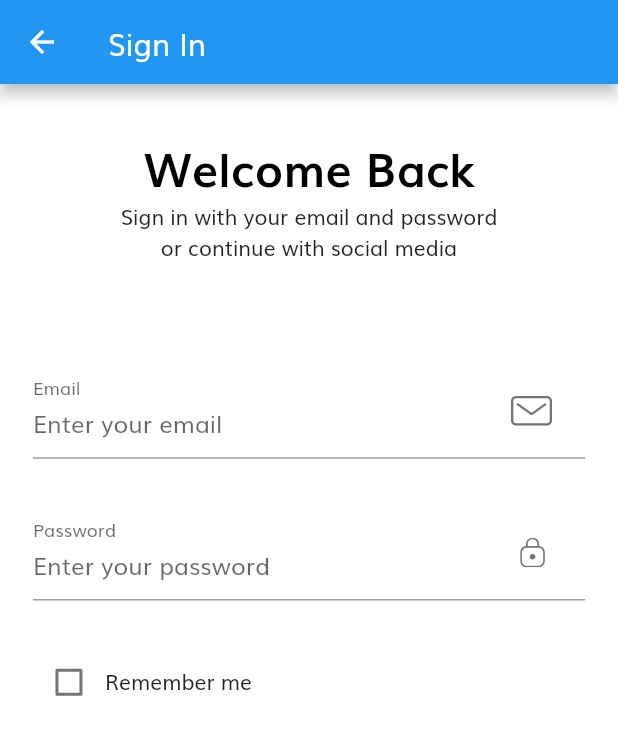
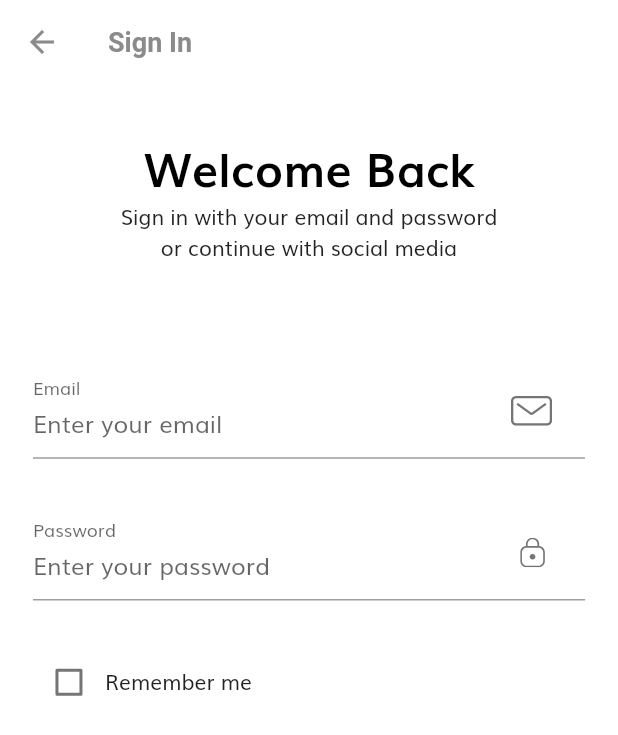
Before and after one commit to i0li0/clone_e_commmerce, a Flutter app: the screen it shows after launch, after a tap on "Continue", on a phone screen of 412 x 824 dp. Shown: the top 735 px of the screen. Run offline on Flutter 3.47's test engine with Material 2 defaults, Android fonts, the phone set to English and light mode, and no system bars; our stand-ins replace flutter_svg.

Commit message:
change theme

```diff
--- a/lib/theme.dart
+++ b/lib/theme.dart
@@ -6,10 +6,26 @@ ThemeData theme() {
   return ThemeData(
     scaffoldBackgroundColor: Colors.white,
     fontFamily: "muli",
-    appBarTheme: const AppBarTheme(),
+    appBarTheme: appBarTheme(), // 大文字小文字ミス
     textTheme: const TextTheme(),
+    inputDecorationTheme: const InputDecorationTheme(),
     // visual='視覚的' Density='密度' adaptive='順応'
     visualDensity: VisualDensity.adaptivePlatformDensity,
+  );
+}
+
+InputDecorationTheme inputDecorationTheme() {
+  OutlineInputBorder outlineInputBorder = OutlineInputBorder(
+    borderRadius: BorderRadius.circular(28),
+    borderSide: const BorderSide(color: kTextColor),
+    gapPadding: 10,
+  );
+  return InputDecorationTheme(
+    floatingLabelBehavior: FloatingLabelBehavior.always,
+    contentPadding: const EdgeInsets.symmetric(horizontal: 42, vertical: 20),
+    enabledBorder: outlineInputBorder,
+    focusedBorder: outlineInputBorder,
+    border: outlineInputBorder,
   );
 }
 
@@ -23,13 +39,20 @@ TextTheme textTheme() {
 AppBarTheme appBarTheme() {
   return const AppBarTheme(
     titleTextStyle: TextStyle(
-      color: Colors.white,
+      // エラーになるため
+      color: Color(0XFF8B8B8B),
+      fontSize: 18,
+      fontWeight: FontWeight.bold,
     ),
     // color: Colors.white,
-    // elevation: 0,
+    elevation: 0,
     // brightness: Brightness.light,
-    // iconTheme: IconThemeData(color: Colors.black),
-    // textTheme:
-    //     TextTheme(headline6: TextStyle(color: Color(0XFF8B8B8B), fontSize: 18)),
+    backgroundColor: Colors.transparent, // 透明
+    iconTheme: IconThemeData(
+      color: Color(0XFF8B8B8B),
+    ), //color: Colors.black
+    // textTheme: TextTheme(
+    // headline6: TextStyle(color: Color(0XFF8B8B8B), fontSize: 18),
+    // ),
   );
 }
```
